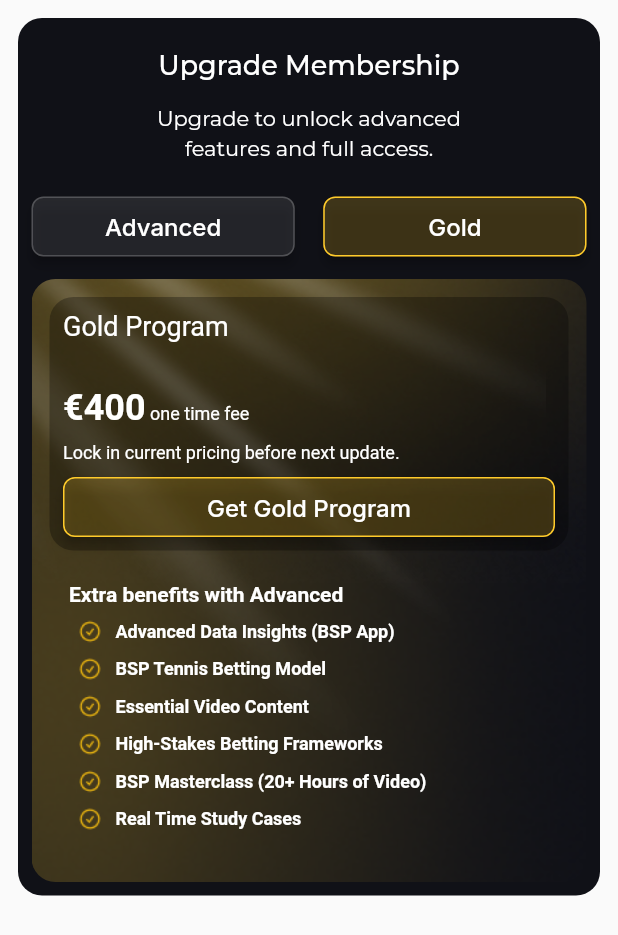
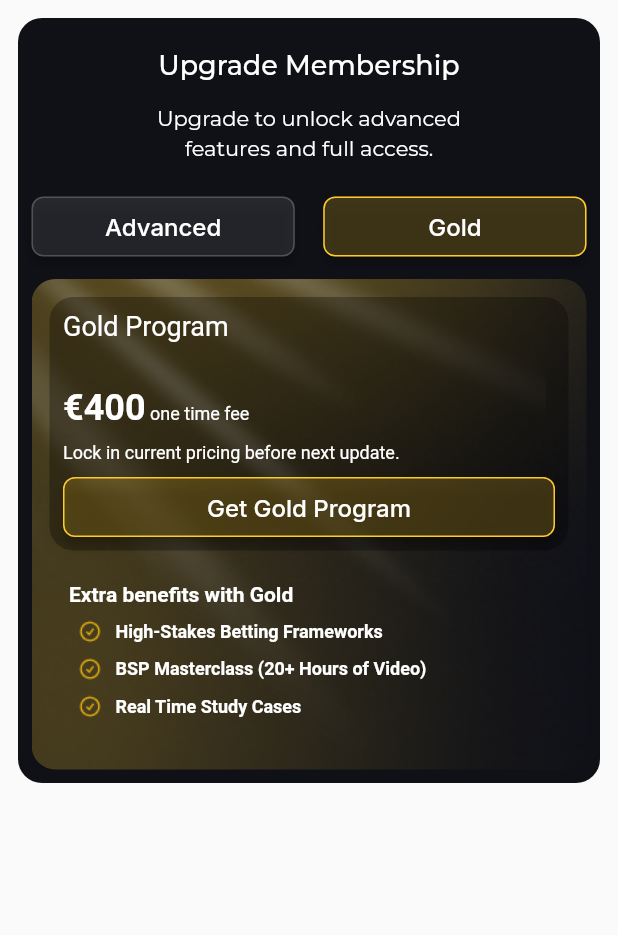
Before and after one commit to Michaeldk1996/18-December-2025-Version, a Flutter app: the UpgradeMembershipUI widget shown alone on an empty page, opened directly with empty values, after a tap on "Gold", on a phone screen of 412 x 824 dp. Shown: the top 935 px of the screen. Run offline on Flutter 3.47's test engine with Material 3 defaults, Android fonts, the light colour scheme and no system bars; drawn by our look-alikes of auto_size_text; our stand-ins replace cloud_firestore, cloud_functions, equatable, file_picker, firebase_analytics, firebase_auth and 20 more; missing offline and left inert: flutter_pdfview, flutter_stripe, json_path, mime_type, pdfx, pin_code and 1 more; accounts and stored records are empty; statements that could not run were skipped; project files that could hold a hidden picture were left out.

Commit message:
change upgrade gold text

```diff
--- a/lib/pages/home/force_update_screen.dart
+++ b/lib/pages/home/force_update_screen.dart
@@ -1,5 +1,4 @@
 import 'package:b_s_p_consult/auth/firebase_auth/app_version_service.dart';
-import 'package:b_s_p_consult/flutter_flow/flutter_flow_util.dart';
 import 'package:b_s_p_consult/widgets/consts.dart';
 import 'package:flutter/material.dart';
 import 'package:google_fonts/google_fonts.dart';
--- a/lib/pages/home/upgrade_membership.dart
+++ b/lib/pages/home/upgrade_membership.dart
@@ -243,7 +243,7 @@ class _UpgradeMembershipUIState extends State<UpgradeMembershipUI> {
                             ),
                             Container(
                               padding: EdgeInsets.symmetric(horizontal: 25),
-                              child: Text('Extra benefits with Advanced', style: TextStyle(fontSize: 14, color: Colors.white, fontWeight: FontWeight.bold))
+                              child: Text('Extra benefits with ${planSelected == 1 ? 'Advanced' : 'Gold'}', style: TextStyle(fontSize: 14, color: Colors.white, fontWeight: FontWeight.bold))
                             ),
                             if (planSelected == 1)
                               ...[
@@ -283,6 +283,8 @@ class _UpgradeMembershipUIState extends State<UpgradeMembershipUI> {
                               ]
                             else
                               ...[
+                                if (userPlan == 8)
+                                  ...[
                                     Container(
                                       padding: EdgeInsets.symmetric(horizontal: 19),
                                       child: Row(
@@ -316,6 +318,7 @@ class _UpgradeMembershipUIState extends State<UpgradeMembershipUI> {
                                         ],
                                       )
                                     ),
+                                  ],
                                 Container(
                                   padding: EdgeInsets.symmetric(horizontal: 19),
                                   child: Row(
--- a/pubspec.yaml
+++ b/pubspec.yaml
@@ -15,7 +15,7 @@ publish_to: 'none' # Remove this line if you wish to publish to pub.dev
 # In iOS, build-name is used as CFBundleShortVersionString while build-number used as CFBundleVersion.
 # Read more about iOS versioning at
 # https://developer.apple.com/library/archive/documentation/General/Reference/InfoPlistKeyReference/Articles/CoreFoundationKeys.html
-version: 2.6.5+34
+version: 2.6.6+34
 
 environment:
   sdk: ">=3.0.0 <4.0.0"
```
Also changed, not shown: 1 other file. Lines whose indentation alone changed are shown as unchanged.
